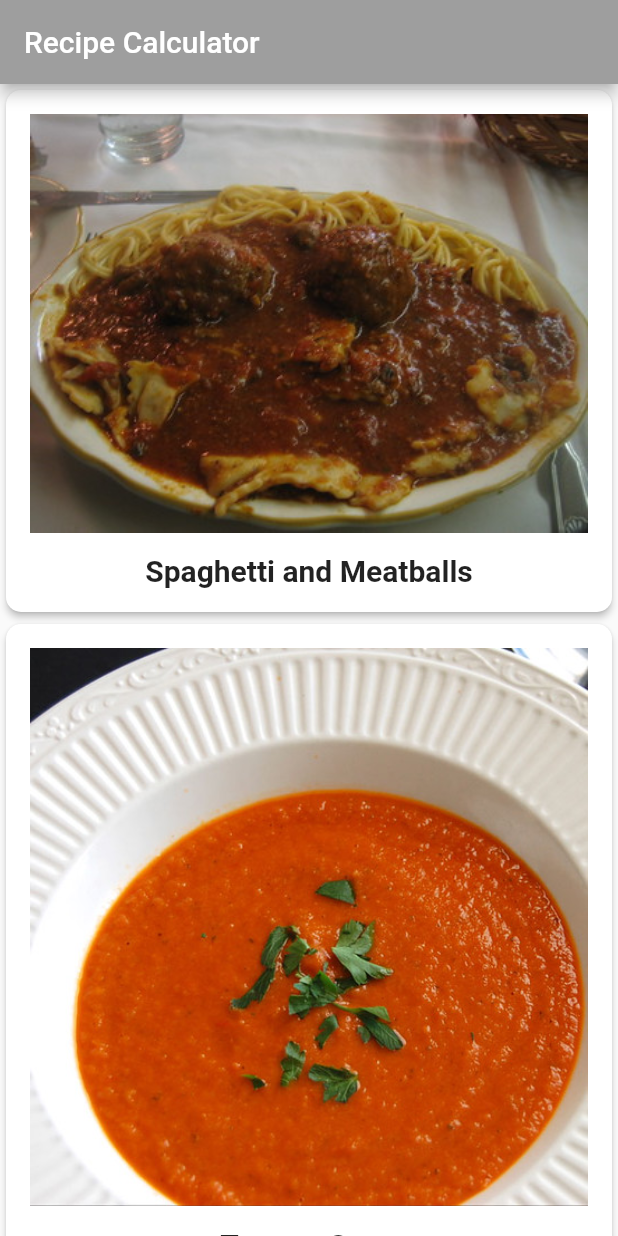
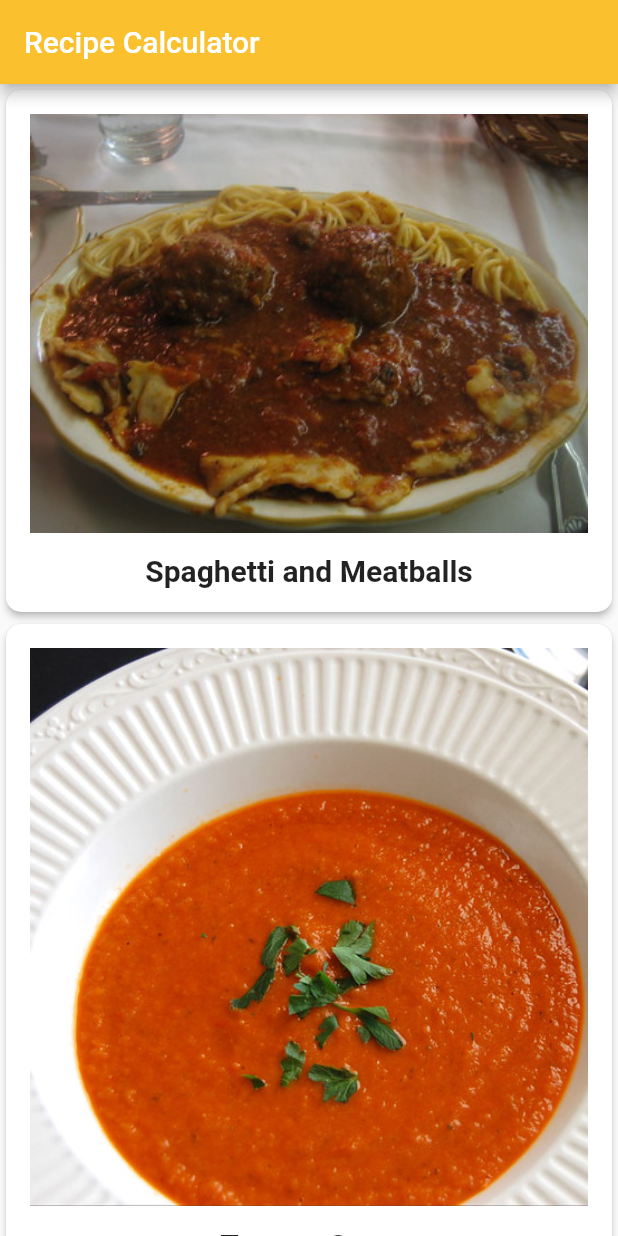
Before and after one commit to eguinosa/recipes-app, a Flutter app: the screen it shows after launch, on a phone screen of 412 x 824 dp. Run offline on Flutter 3.47's test engine with Material 2 defaults, Android fonts, the light colour scheme and no system bars; Roboto replaces fonts that are missing (Palatino).

Commit message:
Change the primary color of the app to yellow.

```diff
--- a/lib/main.dart
+++ b/lib/main.dart
@@ -24,7 +24,7 @@ class RecipeApp extends StatelessWidget {
       // 5
       theme: theme.copyWith(
         colorScheme: theme.colorScheme.copyWith(
-          primary: Colors.grey,
+          primary: Colors.yellow.shade700,
           secondary: Colors.black,
         ),
       ),
```
